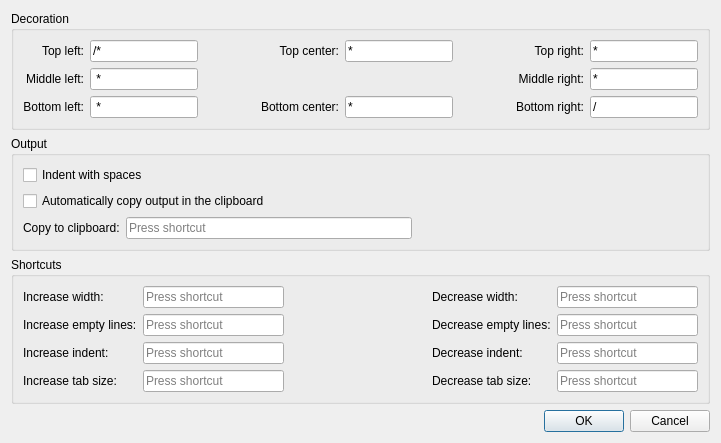
Before: the Qt Designer form UI/DlgSettings.ui in Folco68/Combox, drawn with Qt 5.
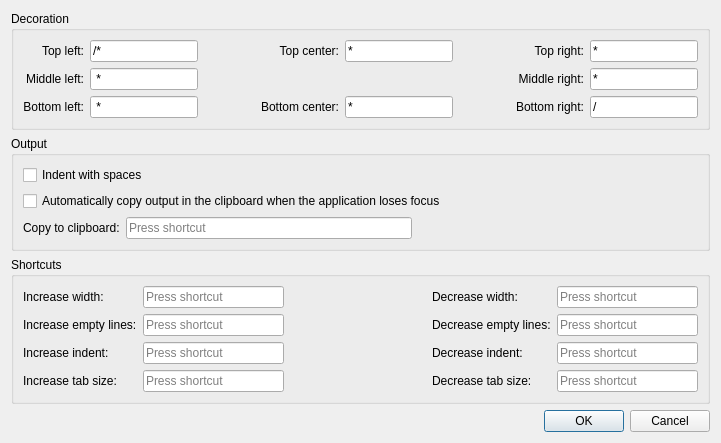
After: the same form once the commit is applied.

```diff
--- a/UI/DlgSettings.ui
+++ b/UI/DlgSettings.ui
@@ -225,7 +225,7 @@
       <item>
        <widget class="QCheckBox" name="CheckAutoCopy">
         <property name="text">
-         <string>Automatically copy output in the clipboard</string>
+         <string>Automatically copy output in the clipboard when the application loses focus</string>
         </property>
        </widget>
       </item>
```
